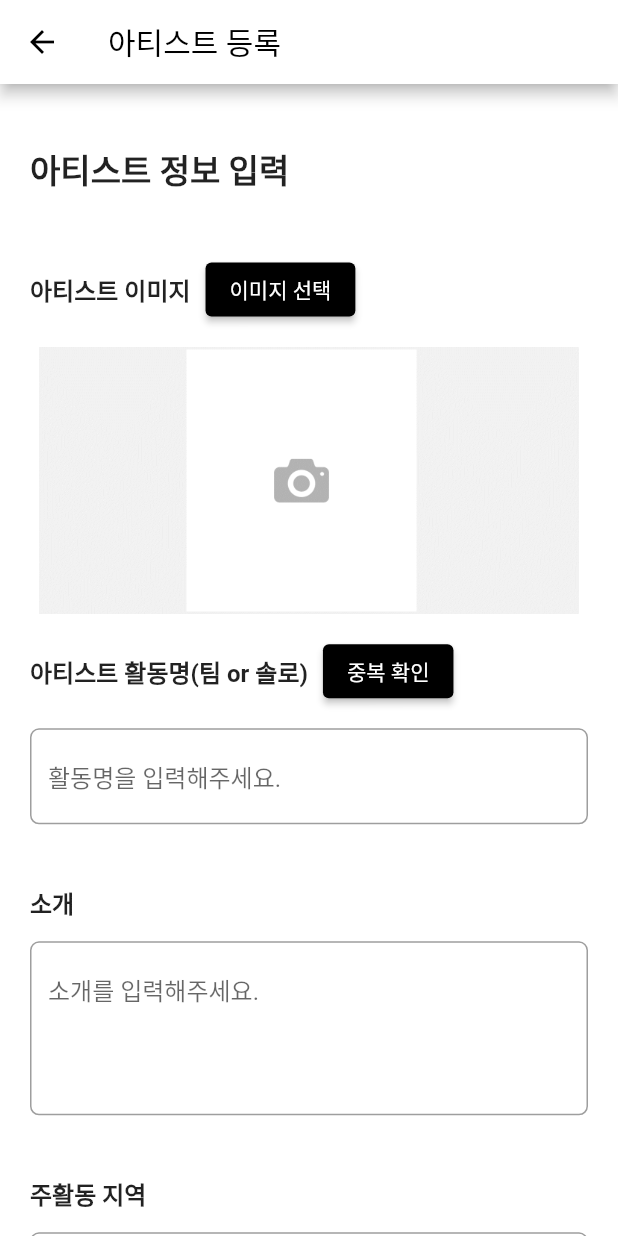
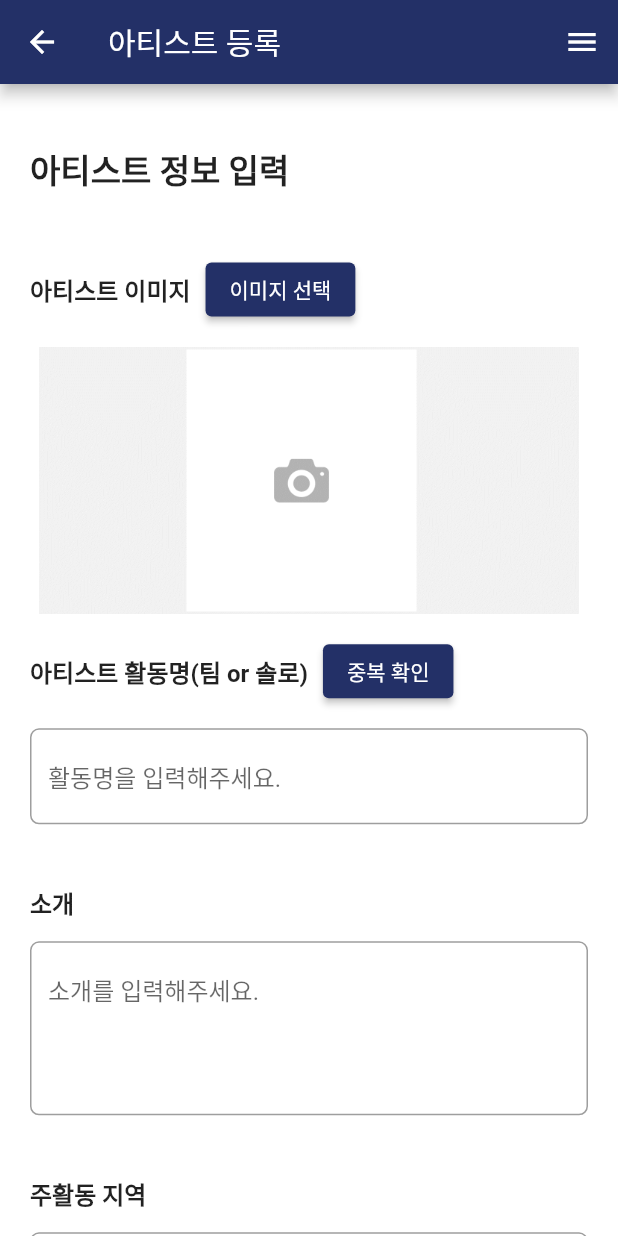
Before and after one commit to lcs9912/flutter_teamPro_indieSpot, a Flutter app: the ArtistRegi screen opened directly, on a phone screen of 412 x 824 dp. Run offline on Flutter 3.47's test engine with Material 2 defaults, Android fonts, the light colour scheme and no system bars; our stand-ins replace cached_network_image, cloud_firestore, firebase_core, firebase_messaging, firebase_storage, flutter_local_notifications and 12 more; missing offline and left inert: iamport_flutter, material_dialogs; accounts and stored records are empty; Roboto replaces fonts that are missing (Noto_Serif_KR).

Commit message:
Color change Commit

```diff
--- a/lib/artistRegi.dart
+++ b/lib/artistRegi.dart
@@ -1,5 +1,6 @@
 import 'package:flutter/material.dart';
 import 'package:cloud_firestore/cloud_firestore.dart';
+import 'package:indie_spot/baseBar.dart';
 import 'package:indie_spot/lsjMain.dart';
 import 'firebase_options.dart';
 import 'package:firebase_core/firebase_core.dart';
@@ -250,7 +251,7 @@ class _ArtistRegiState extends State<ArtistRegi> {
           style: ButtonStyle(
             backgroundColor: MaterialStateProperty.resolveWith<Color>((states) {
               if (_genre == '음악') {
-                return Color(0xFF392F31); // 선택된 경우의 색상
+                return Color(0xFF233067); // 선택된 경우의 색상
               }
               return Colors.white; // 선택되지 않은 경우의 색상
             }),
@@ -273,7 +274,7 @@ class _ArtistRegiState extends State<ArtistRegi> {
           style: ButtonStyle(
             backgroundColor: MaterialStateProperty.resolveWith<Color>((states) {
               if (_genre == '댄스') {
-                return Color(0xFF392F31);
+                return Color(0xFF233067);
               }
               return Colors.white;
             }),
@@ -296,7 +297,7 @@ class _ArtistRegiState extends State<ArtistRegi> {
           style: ButtonStyle(
             backgroundColor: MaterialStateProperty.resolveWith<Color>((states) {
               if (_genre == '퍼포먼스') {
-                return Color(0xFF392F31);
+                return Color(0xFF233067);
               }
               return Colors.white;
             }),
@@ -320,7 +321,7 @@ class _ArtistRegiState extends State<ArtistRegi> {
             backgroundColor: MaterialStateProperty.resolveWith<Color>((states) {
               if (_genre == '마술') {
                 selfCon = false;
-                return Color(0xFF392F31);
+                return Color(0xFF233067);
               }
               return Colors.white;
             }),
@@ -402,16 +403,41 @@ class _ArtistRegiState extends State<ArtistRegi> {
   Widget build(BuildContext context) {
     return Scaffold(
         appBar: AppBar(
-          backgroundColor: Colors.white,
+          leading: Builder(
+            builder: (context) {
+              return IconButton(
+                color: Colors.white,
+                onPressed: () {
+                  Navigator.of(context).pop();
+                },
+                icon: Icon(Icons.arrow_back),
+              );
+            },
+          ),
+          backgroundColor: Color(0xFF233067),
           title: Text(
             '아티스트 등록',
             style: TextStyle(
-              color: Colors.black,
+              color: Colors.white,
               fontSize: 20,
             ),
           ),
-          iconTheme: IconThemeData(color: Colors.black),
+          iconTheme: IconThemeData(color: Colors.white),
+          actions: [
+            Builder(
+              builder: (context) {
+                return IconButton(
+                  color: Colors.white,
+                  onPressed: () {
+                    Scaffold.of(context).openDrawer();
+                  },
+                  icon: Icon(Icons.menu),
+                );
+              },
+            )
+          ],
         ),
+        drawer: MyDrawer(),
         body: SingleChildScrollView(
           padding: const EdgeInsets.all(20),
         child : Column(
@@ -439,7 +465,7 @@ class _ArtistRegiState extends State<ArtistRegi> {
                 SizedBox(width: 10),
                 ElevatedButton(
                   style: ElevatedButton.styleFrom(
-                    backgroundColor: Colors.black,
+                    backgroundColor: Color(0xFF233067),
                   ),
                   onPressed: _pickImage,
                   child: Text('이미지 선택'),
@@ -478,7 +504,7 @@ class _ArtistRegiState extends State<ArtistRegi> {
                 else if(!_isNameChecked)
                 ElevatedButton(
                   style: ElevatedButton.styleFrom(
-                    backgroundColor: Colors.black
+                    backgroundColor: Color(0xFF233067),
                   ),
                     onPressed: _checkArtistName,
                     child: Text(
@@ -568,7 +594,7 @@ class _ArtistRegiState extends State<ArtistRegi> {
                 child: ElevatedButton(
                   onPressed: _register,
                   style: ElevatedButton.styleFrom(
-                    backgroundColor: Color(0xFF392F31), // 392F31 색상
+                    backgroundColor: Color(0xFF233067), // 392F31 색상
                     minimumSize: Size(double.infinity, 48), // Set button width and height
                   ),
                   child: Text(
```
Also changed, not shown: lib/boardEdit.dart (+12 -6 lines), lib/pwdEdit.dart (+37 -8 lines).
